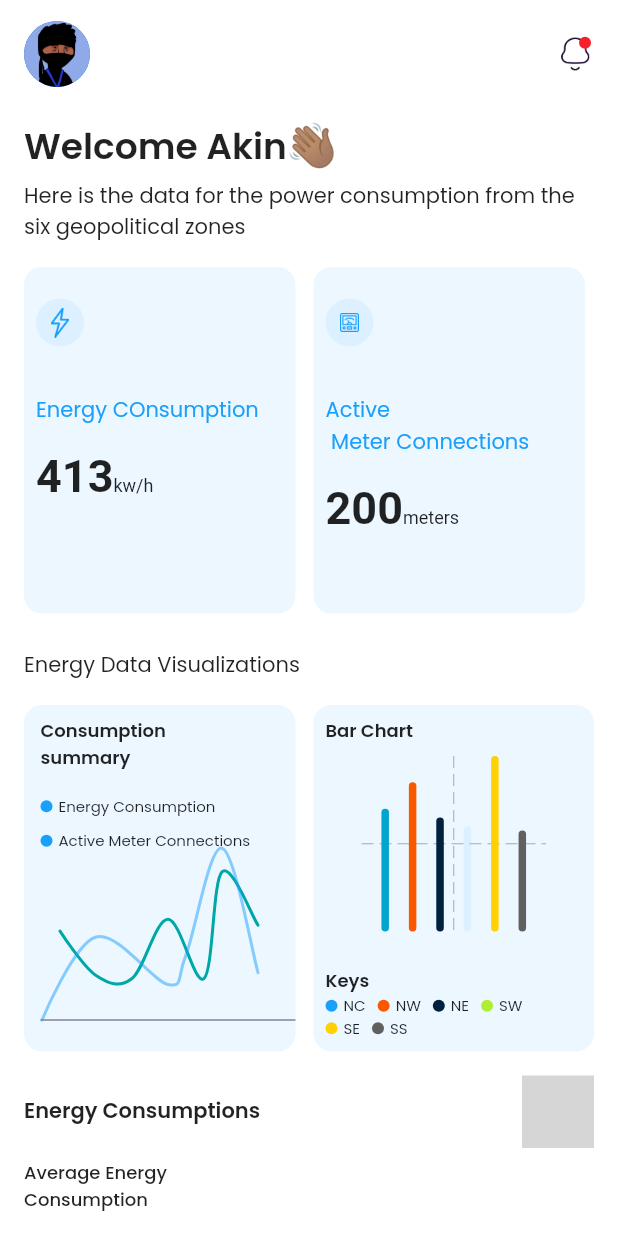
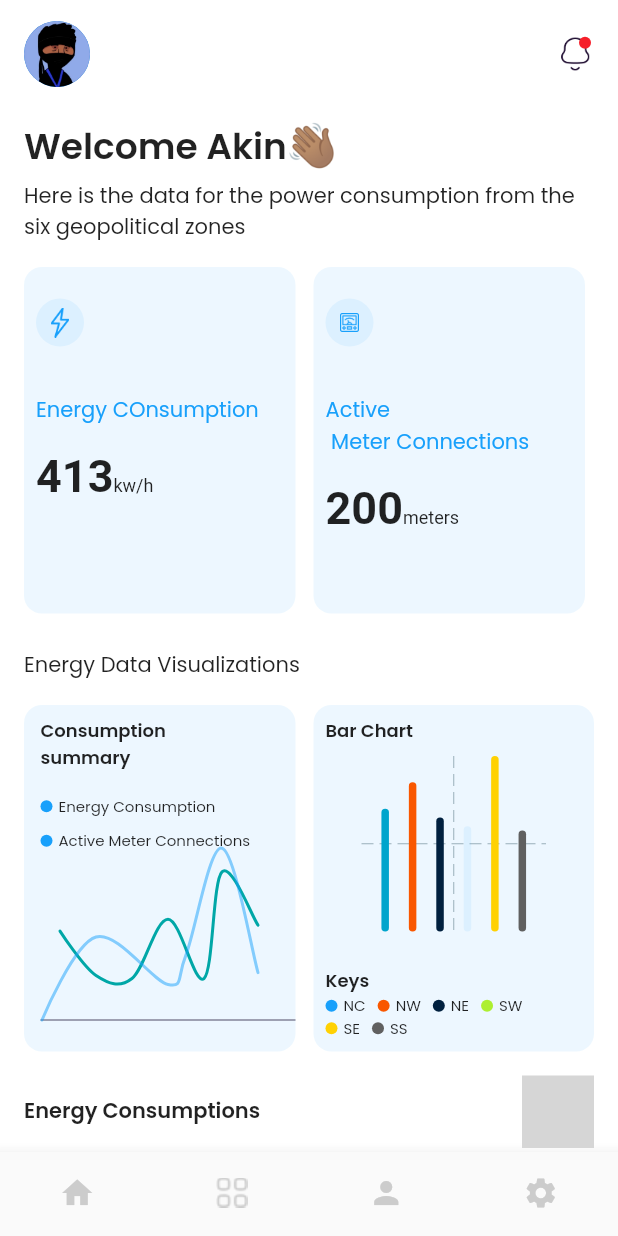
Before and after one commit to Mastersam07/bloom, a Flutter app: the SignIn screen opened by its route, after a tap on "Next", on a phone screen of 412 x 824 dp. Run offline on Flutter 3.47's test engine with Material 2 defaults, Android fonts, the phone set to English and light mode, and no system bars; drawn by our look-alikes of fl_chart; our stand-ins replace flutter_dotenv, get_it; missing offline and left inert: country_list_pick; grey boxes are pictures that could not be loaded.

Commit message:
:fire: Code cleanup
Reformated code, code cleanup

```diff
--- a/lib/core/constants/app_constants.dart
+++ b/lib/core/constants/app_constants.dart
@@ -6,6 +6,7 @@ class RoutePaths {
   static const String Onboarding = '/';
   static const String SignUp = '/signup';
   static const String Login = '/login';
+  static const String HomeTab = '/homeTab';
   static const String Dashboard = '/home';
   static const String ForgotPassword = '/forgotPassword';
   static const String SignUpDetails = '/signupDetails';
--- a/lib/main.dart
+++ b/lib/main.dart
@@ -1,3 +1,4 @@
+import 'ui/views/splashscreen.dart';
 import 'package:flutter/material.dart' hide Router;
 import 'package:flutter/services.dart';
 import 'package:provider/provider.dart';
@@ -5,11 +6,11 @@ import 'package:provider/provider.dart';
 import 'locator.dart';
 import 'ui/router.dart';
 import 'ui/shared/colors.dart';
-import 'ui/views/dashboard/tab_starter.dart';
+import 'package:flutter_dotenv/flutter_dotenv.dart' as DotEnv;
 
 Future main() async {
   WidgetsFlutterBinding.ensureInitialized();
-  // await DotEnv.load(fileName: '.env');
+  await DotEnv.load(fileName: '.env');
   SystemChrome.setPreferredOrientations(
       [DeviceOrientation.portraitUp, DeviceOrientation.portraitDown]);
   setupLocator();
@@ -34,7 +35,7 @@ class MyApp extends StatelessWidget {
           primarySwatch: Colors.blue,
           visualDensity: VisualDensity.adaptivePlatformDensity,
         ),
-        home: const HomeTab(),
+        home: const Splash(),
         onGenerateRoute: Router.generateRoute,
       ),
     );
--- a/lib/ui/router.dart
+++ b/lib/ui/router.dart
@@ -6,6 +6,7 @@ import 'views/authentication/signin.dart';
 import 'views/authentication/signup1.dart';
 import 'views/authentication/signup2.dart';
 import 'views/dashboard/home.dart';
+import 'views/dashboard/tab_starter.dart';
 
 class Router {
   static Route<dynamic> generateRoute(RouteSettings settings) {
@@ -21,6 +22,8 @@ class Router {
         return MaterialPageRoute(builder: (_) => const Home());
       case RoutePaths.ForgotPassword:
         return MaterialPageRoute(builder: (_) => const ForgotPassword());
+      case RoutePaths.HomeTab:
+        return MaterialPageRoute(builder: (_) => const HomeTab());
       default:
         return MaterialPageRoute(
           builder: (_) => Scaffold(
--- a/lib/ui/views/authentication/signin.dart
+++ b/lib/ui/views/authentication/signin.dart
@@ -60,7 +60,7 @@ class SignIn extends StatelessWidget {
                   Navigator.push(
                       context,
                       router.Router.generateRoute(
-                          const RouteSettings(name: RoutePaths.Dashboard)));
+                          const RouteSettings(name: RoutePaths.HomeTab)));
                 },
                 label: 'Next',
               ),
--- a/lib/ui/views/authentication/signup1.dart
+++ b/lib/ui/views/authentication/signup1.dart
@@ -253,14 +253,13 @@ class _SignupEntryState extends State<SignupEntry> {
   Widget build(BuildContext context) {
     return WillPopScope(
       onWillPop: popScope,
-      child: SafeArea(
       child: Scaffold(
         backgroundColor: AppColors.backgroundColor,
         body: Padding(
           padding: EdgeInsets.only(
             left: screenAwareSize(30, context, width: true),
             right: screenAwareSize(30, context, width: true),
-              // top: screenAwareSize(49, context),
+            top: screenAwareSize(49, context),
           ),
           child: Column(
             crossAxisAlignment: CrossAxisAlignment.start,
@@ -278,7 +277,6 @@ class _SignupEntryState extends State<SignupEntry> {
                 buildFinalPage(),
               ][pageIndex])
             ],
-            ),
           ),
         ),
       ),
--- a/lib/ui/views/dashboard/tab_starter.dart
+++ b/lib/ui/views/dashboard/tab_starter.dart
@@ -1,5 +1,5 @@
-import 'package:bloom/ui/shared/colors.dart';
-import 'package:bloom/ui/shared/ui_helpers.dart';
+import '../../shared/colors.dart';
+import '../../shared/ui_helpers.dart';
 import 'package:flutter/material.dart';
 
 import '../account/account.dart';
--- a/pubspec.yaml
+++ b/pubspec.yaml
@@ -29,7 +29,7 @@ flutter:
 
   # To add assets to your application, add an assets section, like this:
   assets:
-    # - .env
+    - .env
     - assets/images/
 
   # Fonts
```
Also changed, not shown: root.env (deleted). Lines whose indentation alone changed are shown as unchanged.
